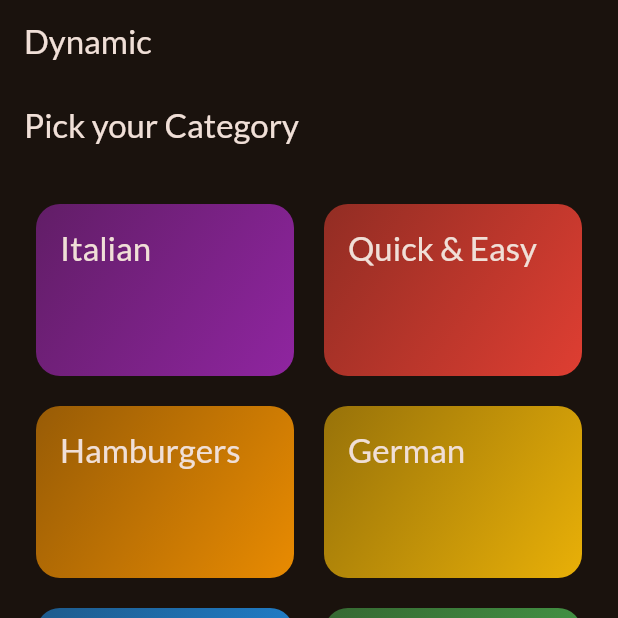
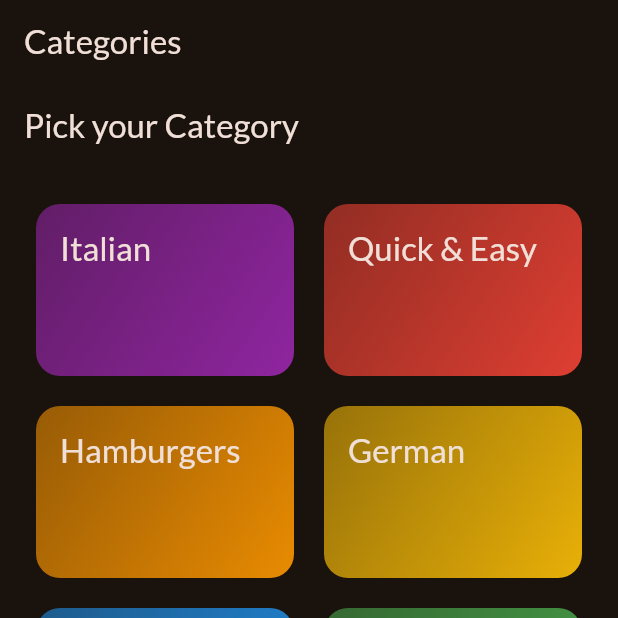
Before and after one commit to udaytiwari22/Meals_App, a Flutter app: the screen it shows after launch, on a phone screen of 412 x 824 dp, the top half of it. Run offline on Flutter 3.47's test engine with Material 3 defaults, Android fonts, the phone set to English and light mode, and no system bars; our stand-ins replace google_fonts, transparent_image.

Commit message:
Tabs-screen-added

```diff
--- a/lib/screens/tabs.dart
+++ b/lib/screens/tabs.dart
@@ -21,14 +21,16 @@ class _TabsScreenState extends State<TabsScreen> {
 
   @override
   Widget build(context) {
+    var activePageTitle='Categories';
     Widget activePage = const CategoriesScreen();
     if (_selectedPageIndex == 1) {
-      activePage = MealsScreen(meals: 'Favorites', title: []);
+      activePage = const MealsScreen(meals:[] , title: 'Favorites');
+      activePageTitle='Your Favorites';
     }
 
     return Scaffold(
       appBar: AppBar(
-        title: Text('Dynamic'),
+        title: Text(activePageTitle),
       ),
       body: activePage,
       bottomNavigationBar: BottomNavigationBar(
```
